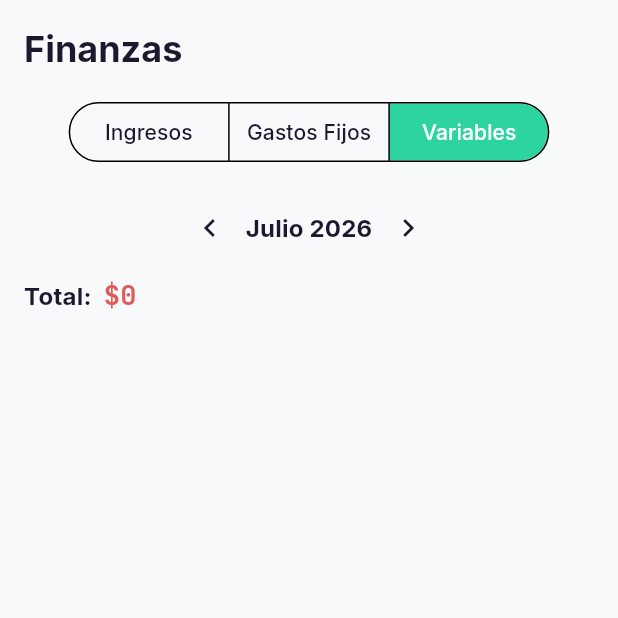
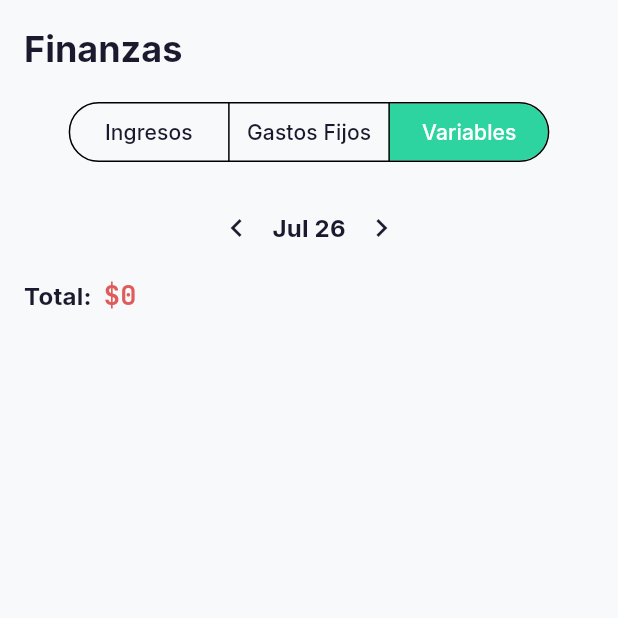
Before and after one commit to Sebastian-Code-0/Valtiq, a Flutter app: the FinanzasScreen screen opened directly with empty values, after a tap on "Gastos Fijos", after a tap on "Variables", after a tap on the "chevron left" icon, on a phone screen of 412 x 824 dp, the top half of it. Run offline on Flutter 3.47's test engine with Material 3 defaults, Android fonts, the phone set to English and light mode, and no system bars; our stand-ins replace drift, flutter_local_notifications, google_fonts, package_info_plus, shared_preferences, sqlite3_flutter_libs; missing offline and left inert: encrypt, mailer, sqlite3; accounts and stored records are empty; generated files the repository leaves out were written again.

Commit message:
fix: make month selector responsive on phones and cap rounded-down percentage at 99%

```diff
--- a/lib/utils/form_widgets.dart
+++ b/lib/utils/form_widgets.dart
@@ -263,6 +263,14 @@ class SelectorMes extends StatelessWidget {
         ? theme.textTheme.bodyMedium?.copyWith(fontWeight: FontWeight.w600)
         : theme.textTheme.titleMedium?.copyWith(fontWeight: FontWeight.bold);
     final densidad = compacto ? VisualDensity.compact : null;
+    // Pantallas angostas (celular) no tienen espacio para "Julio 2026" x2
+    // lado a lado en el comparativo del Dashboard sin desbordar; ahí se
+    // abrevia a "Jul 26". En pantallas anchas (tablet/desktop) se mantiene
+    // el nombre completo.
+    final esPantallaAngosta = MediaQuery.sizeOf(context).width < 600;
+    final textoMes = esPantallaAngosta
+        ? '${nombreMesCorto(mes)} ${(anio % 100).toString().padLeft(2, '0')}'
+        : '${_nombresMeses[mes - 1]} $anio';
 
     return Row(
       mainAxisAlignment: MainAxisAlignment.center,
@@ -273,7 +281,7 @@ class SelectorMes extends StatelessWidget {
           tooltip: 'Mes anterior',
           onPressed: anteriorExcluido ? null : () => onCambiar(mesAnterior),
         ),
-        Text('${_nombresMeses[mes - 1]} $anio', style: estiloTexto),
+        Text(textoMes, style: estiloTexto),
         IconButton(
           icon: const Icon(Icons.chevron_right),
           visualDensity: densidad,
@@ -497,6 +505,8 @@ class _MiniFilaMes extends StatelessWidget {
 /// categoría no existía en el mes A, nada si la variación es 0%, un
 /// porcentaje normal hasta +300% (o cualquier baja), y un multiplicador
 /// (ej. "×20") por encima de +300%, donde un porcentaje ya no es legible.
+/// Una baja nunca se muestra como "100%" salvo eliminación real a $0
+/// (evita que el redondeo diga "eliminado" cuando queda remanente).
 class _InsigniaVariacion extends StatelessWidget {
   const _InsigniaVariacion({required this.montoA, required this.montoB});
 
@@ -533,8 +543,16 @@ class _InsigniaVariacion extends StatelessWidget {
       );
     }
 
+    // El redondeo puede inflar una baja de, por ej., 99.9% a "100%" cuando
+    // en realidad queda un remanente (montoB > 0). "100%" debe reservarse
+    // para cuando la categoría se elimina por completo.
+    var pctMostrado = pct.abs();
+    if (!esMas && pctMostrado >= 100 && montoB > 0) {
+      pctMostrado = 99;
+    }
+
     return Text(
-      '${esMas ? '↑' : '↓'} ${pct.abs()}%',
+      '${esMas ? '↑' : '↓'} $pctMostrado%',
       style: theme.textTheme.bodySmall?.copyWith(
         color: esMas ? AppColors.alerta : AppColors.positivo,
         fontWeight: FontWeight.w600,
```
Also changed, not shown: 2 other files.
